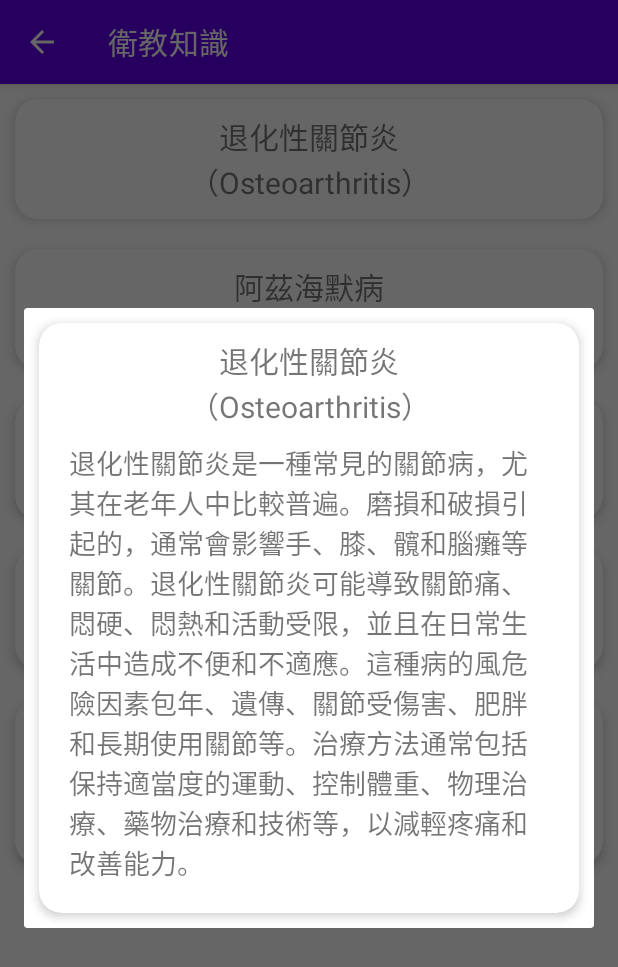
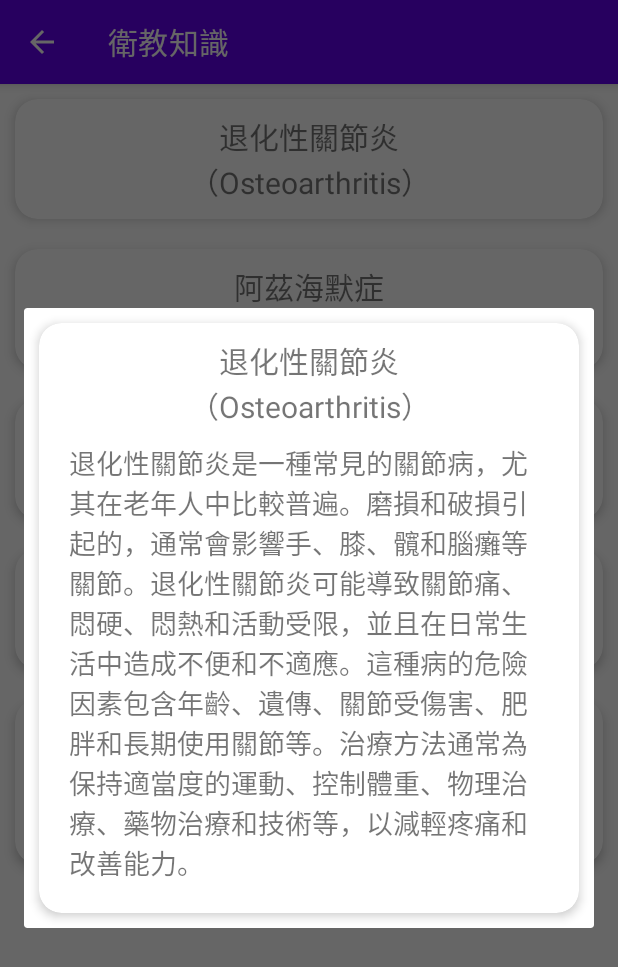
Before and after one commit to ycwang512207/SeniorCitizen_Live, an Android app: the Knowledge screen opened directly, with no data from a screen before it, after a tap on an icon or button, on a phone screen of 412 x 824 dp. Shown: the top 967 px of the screen. Run offline under Robolectric (Android 15) with nearby library versions, the phone set to English and light mode, and no system bars.

Commit message:
更改簡字 v.3

```diff
--- a/app/src/main/java/tw/edu/pu/csim/ycwang/seniorcitizen_live/Blood/BloodPressureHistoy.kt
+++ b/app/src/main/java/tw/edu/pu/csim/ycwang/seniorcitizen_live/Blood/BloodPressureHistoy.kt
@@ -63,7 +63,7 @@ class BloodPressureHistoy : AppCompatActivity() {
     override fun onOptionsItemSelected(item: MenuItem): Boolean {
         return when (item.itemId) {
             android.R.id.home -> {
-                // 在此执行返回操作，例如关闭当前 Activity
+                // 在此執行返回操作，例如關閉當前 Activity
                 val userUid = intent.getStringExtra("userUid")
                 val intent = Intent(this, BloodPressure::class.java)
                 intent.putExtra("userUid", userUid)
--- a/app/src/main/java/tw/edu/pu/csim/ycwang/seniorcitizen_live/Medicine/MedicationAlarmReceiver.kt
+++ b/app/src/main/java/tw/edu/pu/csim/ycwang/seniorcitizen_live/Medicine/MedicationAlarmReceiver.kt
@@ -13,7 +13,7 @@ class MedicationAlarmReceiver : BroadcastReceiver() {
 
     override fun onReceive(context: Context?, intent: Intent?) {
         Log.d("MedicationAlarmReceiver", "Received medication reminder broadcast")
-        // 接收到用药提醒的广播后，显示通知
+        // 接收到用藥提醒的廣播後，顯示通知
         showMedicationReminderNotification(context?.applicationContext, intent?.getStringExtra("medicationPeriod"))
     }
 
@@ -27,7 +27,7 @@ class MedicationAlarmReceiver : BroadcastReceiver() {
             .setSmallIcon(R.drawable.clock)
             .setAutoCancel(true)
 
-        // 设置通知优先级
+        // 設置通知優先级
         notificationBuilder.priority = NotificationCompat.PRIORITY_HIGH
 
         // 發送通知
--- a/app/src/main/java/tw/edu/pu/csim/ycwang/seniorcitizen_live/knowledge/Knowledge.kt
+++ b/app/src/main/java/tw/edu/pu/csim/ycwang/seniorcitizen_live/knowledge/Knowledge.kt
@@ -27,11 +27,11 @@ class Knowledge : AppCompatActivity() {
         recyclerViewKnowledge.layoutManager = LinearLayoutManager(this)
 
         val itemList = listOf(
-            ItemModel("退化性關節炎\n（Osteoarthritis）", "退化性關節炎是一種常見的關節病，尤其在老年人中比較普遍。磨損和破損引起的，通常會影響手、膝、髖和腦癱等關節。退化性關節炎可能導致關節痛、悶硬、悶熱和活動受限，並且在日常生活中造成不便和不適應。這種病的風危險因素包年、遺傳、關節受傷害、肥胖和長期使用關節等。治療方法通常包括保持適當度的運動、控制體重、物理治療、藥物治療和技術等，以減輕疼痛和改善能力。"),
-            ItemModel("阿茲海默病\n（Alzheimer's disease）", "阿茲海默病是一種逐漸發展的神經退行性疾患，主要影響老年人的認知能力。它通常以記憶力退、語言障礙、思維能力下降和行為變化為特徵。阿滋海默病的病因尚不完全清楚，但與神經細胞的退化和腦中異常蛋白錯亂有關。這種病會逃避使老人失去日常生活技能，並對其他人和照顧者產生巨大負擔。目前還沒有治療阿茲海默病的方法，但可以通過藥物治療和認識訓練等方式來延緩疾病的進展，提高者的生活活質量。"),
+            ItemModel("退化性關節炎\n（Osteoarthritis）", "退化性關節炎是一種常見的關節病，尤其在老年人中比較普遍。磨損和破損引起的，通常會影響手、膝、髖和腦癱等關節。退化性關節炎可能導致關節痛、悶硬、悶熱和活動受限，並且在日常生活中造成不便和不適應。這種病的危險因素包含年齡、遺傳、關節受傷害、肥胖和長期使用關節等。治療方法通常為保持適當度的運動、控制體重、物理治療、藥物治療和技術等，以減輕疼痛和改善能力。"),
+            ItemModel("阿茲海默症\n（Alzheimer's disease）", "阿茲海默症是一種逐漸發展的神經退行性疾患，主要影響老年人的認知能力。它通常以記憶力退、語言障礙、思維能力下降和行為變化為特徵。阿滋海默症的病因尚不完全清楚，但與神經細胞的退化和腦中異常蛋白錯亂有關。這種病會逃避使老人失去日常生活技能，並對其他人和照顧者產生巨大負擔。目前還沒有治療阿茲海默病的方法，但可以通過藥物治療和認識訓練等方式來延緩疾病的進展，提高長者的生活活質量。"),
             ItemModel("中風\n（Stroke）", "中風是一種血液供應到大腦的血管突然中斷或破裂，導致大腦組織缺氧和損傷的情況。老人是中風的高風險人群之一。中風可能導致突然出現的表面或身體一側無力、語言障礙、視力喪失、平衡失調和嚴重頭疼等症狀。中風分為兩種主要類型：缺血性中風和出血性中風。缺血性中風是由於腦部血管塞而引起，而出血性中風是由於腦部血管破裂而引起。中風的風險因素包括高血壓、高血脂、糖尿病、心髒病、吸煙、肥胖和缺乏運動等。早期診斷和即時治療對中風的預測至關重要。"),
-            ItemModel("心臟病\n（Heart Disease）","心髒病是指滲及心臟的各種疾病，包括冠心病、心臟衰竭、心臟律不整和心臟瓣膜病等。老人因年期、長的心負荷和其他健康問題的累積，更容易那上面心髒病變。這些疾病可能導致心臟供血不足、心臟損傷、心臟功能不全和心臟衰竭等症狀。常見的心臟疾病風險素包例如高血壓、高血脂、糖尿病、肥胖、吸煙、缺乏運動和家族病史等。預防心臟疾病的關鍵是保持健康的生活方式，包括均衡的飲食、適當程度的運動、戒菸、降低壓力，以及定期接受醫學檢驗檢查並按醫生的指導進行治療。"),
-            ItemModel("慢性阻塞性肺病\n（Chronic Obstructive Pulmonary Disease，COPD）", "慢性阻塞性肺病是一種排除惡性化的肺部疾病，主要包括慢性阻塞性肺炎和肺空氣。老人因長期吸煙、長期暴露於空氣污染物質或工作環境中的有有害氣體等原因，更容易患慢性阻塞性肺病。這種疾病會導致氣道炎症、氣流受限、呼吸困難和咳嗽等症狀。慢性阻塞性肺病會對日常生活造成重大影響，並增加呼氣道感染和其他器官並發病的風險。治療COPD的目標是減輕症狀、改善腎臟功能、控制疾病進展並提供高生活質量。這包包括戒菸、使用支持氣管托張藥劑、進行關節功能鍛煉和隨從醫生的治療計劃。")
+            ItemModel("心臟病\n（Heart Disease）","心臟病是指滲及心臟的各種疾病，包括冠心病、心臟衰竭、心臟律不整和心臟瓣膜病等。老人因年期、長的心負荷和其他健康問題的累積，更容易那上面心髒病變。這些疾病可能導致心臟供血不足、心臟損傷、心臟功能不全和心臟衰竭等症狀。常見的心臟疾病風險素包例如高血壓、高血脂、糖尿病、肥胖、吸煙、缺乏運動和家族病史等。預防心臟疾病的關鍵是保持健康的生活方式，包括均衡的飲食、適當程度的運動、戒菸、降低壓力，以及定期接受醫學檢驗檢查並按醫生的指導進行治療。"),
+            ItemModel("慢性阻塞性肺病\n（Chronic Obstructive Pulmonary Disease，COPD）", "慢性阻塞性肺病是一種排除惡性化的肺部疾病，主要包括慢性阻塞性肺炎和肺空氣。老人因長期吸煙、長期暴露於空氣污染物質或工作環境中的有有害氣體等原因，更容易患慢性阻塞性肺病。這種疾病會導致氣道炎症、氣流受限、呼吸困難和咳嗽等症狀。慢性阻塞性肺病會對日常生活造成重大影響，並增加呼氣道感染和其他器官並發病的風險。治療COPD的目標是減輕症狀、改善腎臟功能、控制疾病進展並提供高生活質量。這包包括戒菸、使用支氣管擴張藥劑、進行關節功能鍛煉和隨從醫生的治療計劃。")
         )
 
         val adapter = KnowledgeRecyclerViewAdapter(this, itemList)
@@ -41,7 +41,7 @@ class Knowledge : AppCompatActivity() {
     override fun onOptionsItemSelected(item: MenuItem): Boolean {
         return when (item.itemId) {
             android.R.id.home -> {
-                // 在此执行返回操作，例如关闭当前 Activity
+                // 在此執行返回操作，例如關閉當前 Activity
                 val userUid = intent.getStringExtra("userUid")
                 val intent = Intent(this, HomeScreen::class.java)
                 intent.putExtra("userUid", userUid)
--- a/app/src/main/java/tw/edu/pu/csim/ycwang/seniorcitizen_live/knowledge/KnowledgeRecyclerViewAdapter.kt
+++ b/app/src/main/java/tw/edu/pu/csim/ycwang/seniorcitizen_live/knowledge/KnowledgeRecyclerViewAdapter.kt
@@ -39,7 +39,7 @@ class KnowledgeRecyclerViewAdapter(private val context: Context, private val ite
     }
 
     private fun openItemDetails(item: ItemModel) {
-        // 创建并显示另一个 CardView 的对话框，将标题传递给新的 CardView
+        // 創建並顯示另一個 CardView 的對話框，將標題傳递给新的 CardView
         val dialog = Dialog(context)
         dialog.setContentView(R.layout.knowledge_item_text)
 
```
Also changed, not shown: app/src/main/java/tw/edu/pu/csim/ycwang/seniorcitizen_live/Blood/BloodPressureAdapter.kt (+4 -4 lines), app/src/main/java/tw/edu/pu/csim/ycwang/seniorcitizen_live/Medicine/MedicationReminderAdapter.kt (+13 -13 lines), app/src/main/java/tw/edu/pu/csim/ycwang/seniorcitizen_live/Medicine/MedicineReminder.kt (+4 -4 lines), app/src/main/java/tw/edu/pu/csim/ycwang/seniorcitizen_live/Medicine/MedicineSetTime.kt (+31 -32 lines), app/src/main/java/tw/edu/pu/csim/ycwang/seniorcitizen_live/Medicine/MedicineTime.kt (+22 -22 lines).
